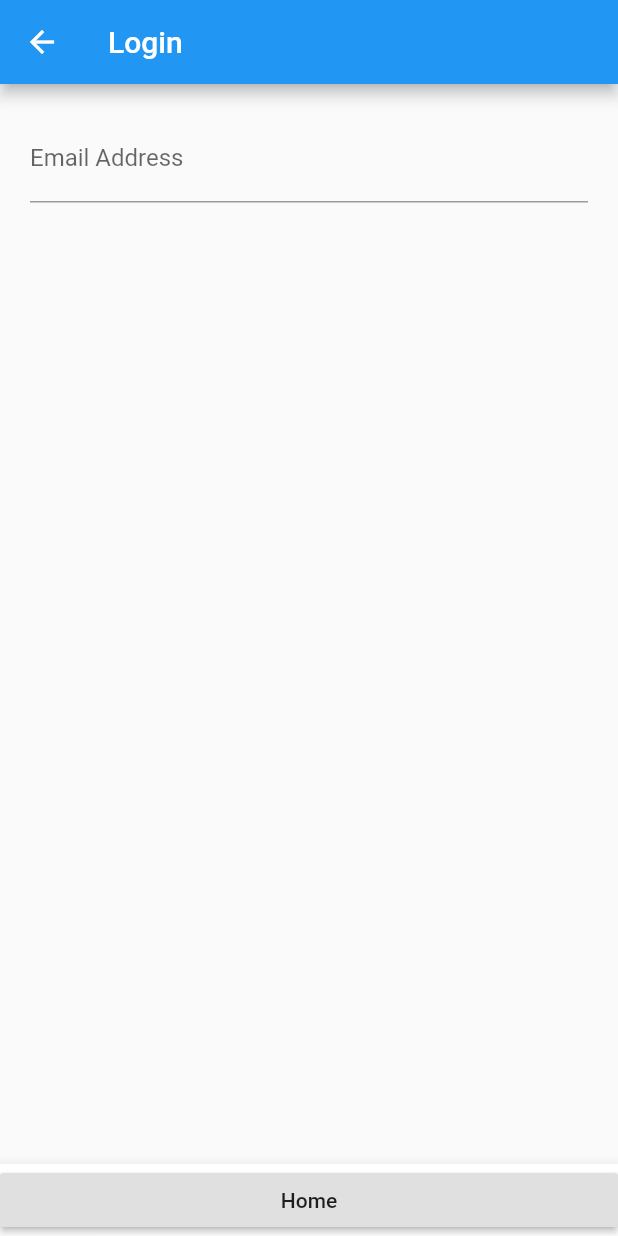
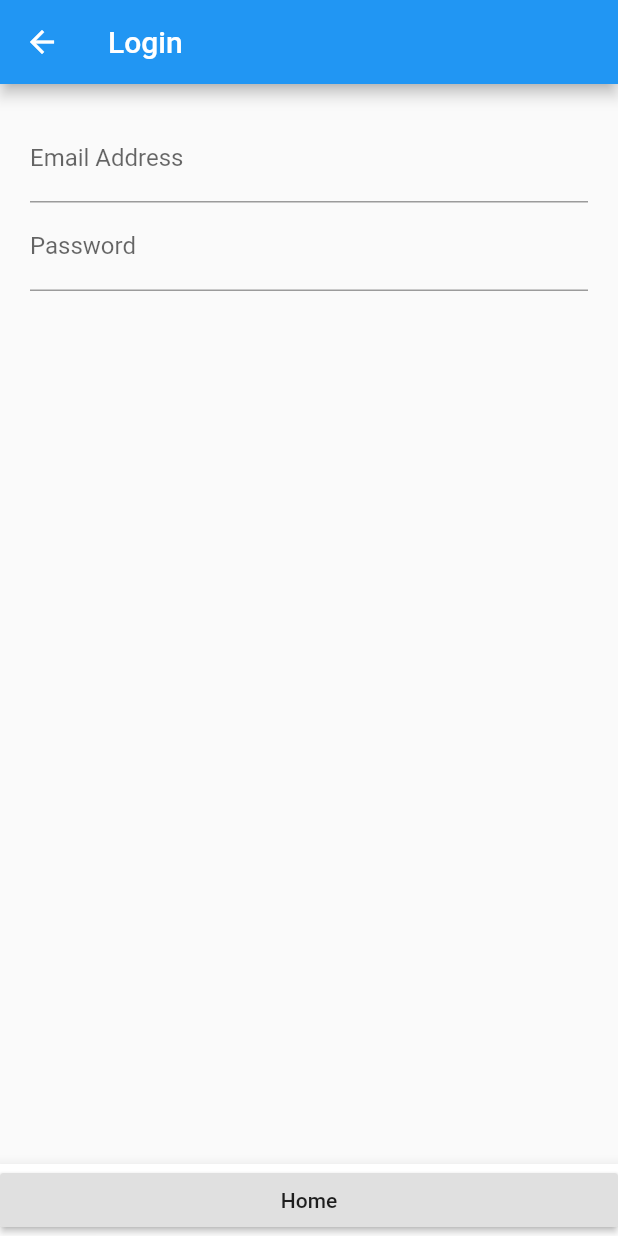
Before and after one commit to dop3ch3f/flutterapp, a Flutter app: the screen it shows after launch, after a tap on "Login", on a phone screen of 412 x 824 dp. Run offline on Flutter 3.47's test engine with Material 2 defaults, Android fonts, the phone set to English and light mode, and no system bars.

Commit message:
Added password

```diff
--- a/lib/src/pages/login.dart
+++ b/lib/src/pages/login.dart
@@ -17,7 +17,15 @@ class LoginState extends State<Login> {
     );
   }
 
-  Widget passwordField() {}
+  Widget passwordField() {
+    return TextFormField(
+      obscureText: true,
+      decoration: InputDecoration(
+        labelText: 'Password',
+        hintText: 'Password',
+      ),
+    );
+  }
 
   Widget submitButton() {}
 
@@ -34,7 +42,7 @@ class LoginState extends State<Login> {
           child: Column(
             children: [
               emailField(),
-              // passwordField(),
+              passwordField(),
               // submitButton(),
             ],
           ),
```
